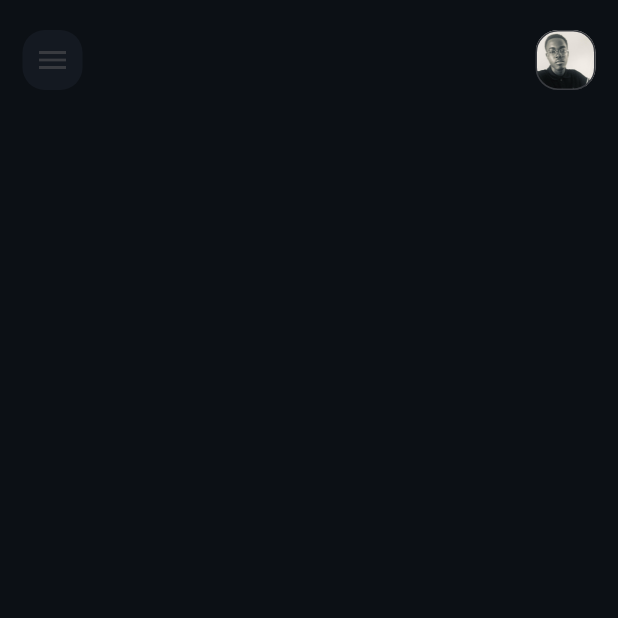
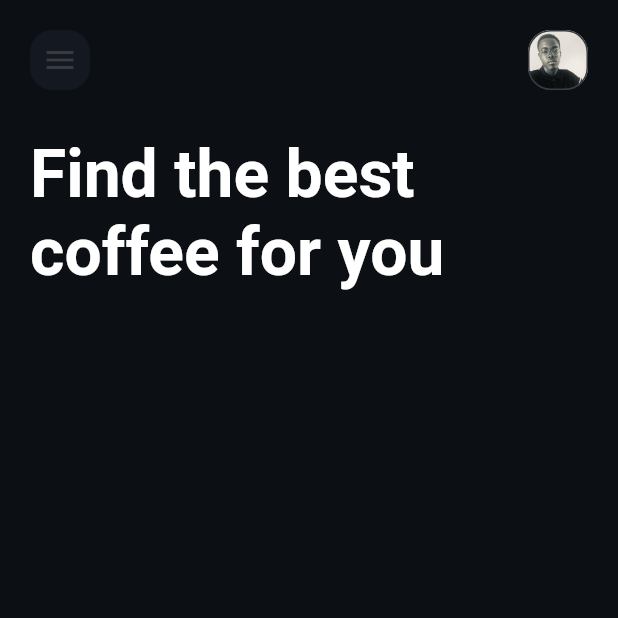
Before and after one commit to Wagner-Coche/coffee_ui_star, a Flutter app: the screen it shows after launch, on a phone screen of 412 x 824 dp, the top half of it. Run offline on Flutter 3.47's test engine with Material 2 defaults, Android fonts, the phone set to English and light mode, and no system bars.

Commit message:
added description - home screen

```diff
--- /dev/null
+++ b/lib/app/presenter/screens/home_screen/components/body_components/description_header_component.dart
@@ -0,0 +1,21 @@
+import '../../../../utils/color_utils.dart';
+import 'package:flutter/material.dart';
+
+class DescriptionHeaderComponent extends StatelessWidget {
+  const DescriptionHeaderComponent({Key? key}) : super(key: key);
+
+  @override
+  Widget build(BuildContext context) {
+    return Container(
+      margin: const EdgeInsets.only(top: 30),
+      child: Text(
+        "Find the best coffee for you",
+        style: TextStyle(
+          fontSize: 44,
+          color: ColorUtils.colorUtils.whiteColor,
+          fontWeight: FontWeight.bold,
+        ),
+      ),
+    );
+  }
+}
--- a/lib/app/presenter/screens/home_screen/division/header_division/header_division_home_screen.dart
+++ b/lib/app/presenter/screens/home_screen/division/header_division/header_division_home_screen.dart
@@ -1,3 +1,4 @@
+import '../../components/body_components/description_header_component.dart';
 import '../../components/header_components/row_icons_header_components.dart';
 import 'package:flutter/material.dart';
 
@@ -8,7 +9,8 @@ class HeaderDivisionHomeScreen extends StatelessWidget {
   Widget build(BuildContext context) {
     return Column(
       children: const <Widget>[
-        RowIconsHeaderComponents()
+        RowIconsHeaderComponents(),
+        DescriptionHeaderComponent()
       ]
     );
   }
--- a/lib/app/presenter/screens/home_screen/home_screen_widget.dart
+++ b/lib/app/presenter/screens/home_screen/home_screen_widget.dart
@@ -7,7 +7,7 @@ class HomeScreenWidget extends StatelessWidget {
   @override
   Widget build(BuildContext context) {
     return Container(
-      margin: const EdgeInsets.only(left: 15, right: 15, top: 20),
+      margin: const EdgeInsets.only(left: 20, right: 20, top: 20),
       child: Column(
         children: const <Widget>[
           HeaderDivisionHomeScreen()
--- a/lib/app/presenter/utils/color_utils.dart
+++ b/lib/app/presenter/utils/color_utils.dart
@@ -7,4 +7,5 @@ class ColorUtils {
   Color secondColor = const Color(0xff141921);
   Color thirdColor = const Color(0xff393b40);
   Color blackColor = Colors.black;
+  Color whiteColor = Colors.white;
 }
```
